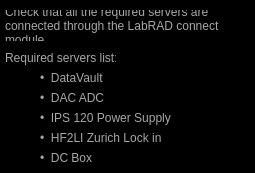
Above: Scanner GUI/SampleCharacterizer/requiredServers.ui from afylab/nanoSQUID-Scanning-Software before the change. Below: the same form after it.
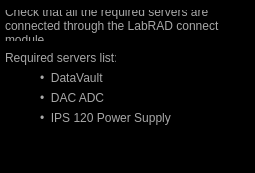
That is the form after the change. Icons and pictures are not drawn.

```diff
--- a/Scanner GUI/SampleCharacterizer/requiredServers.ui
+++ b/Scanner GUI/SampleCharacterizer/requiredServers.ui
@@ -113,42 +113,6 @@
     <string>•  DAC ADC</string>
    </property>
   </widget>
-  <widget class="QLabel" name="label_7">
-   <property name="geometry">
-    <rect>
-     <x>40</x>
-     <y>130</y>
-     <width>131</width>
-     <height>16</height>
-    </rect>
-   </property>
-   <property name="styleSheet">
-    <string notr="true">#label_7{
-color: rgb(168,168,168)
-}</string>
-   </property>
-   <property name="text">
-    <string>•  HF2LI Zurich Lock in</string>
-   </property>
-  </widget>
-  <widget class="QLabel" name="label_8">
-   <property name="geometry">
-    <rect>
-     <x>40</x>
-     <y>150</y>
-     <width>131</width>
-     <height>16</height>
-    </rect>
-   </property>
-   <property name="styleSheet">
-    <string notr="true">#label_8{
-color: rgb(168,168,168)
-}</string>
-   </property>
-   <property name="text">
-    <string>•  DC Box</string>
-   </property>
-  </widget>
  </widget>
  <resources>
   <include location="../Resources/nSOTScannerResources.qrc"/>
```
